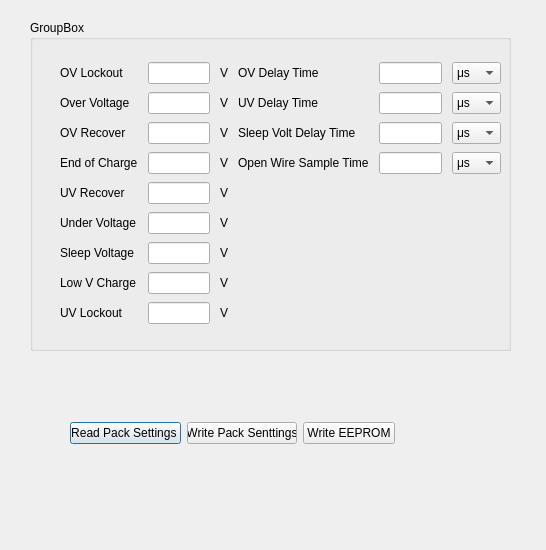
Above: qt/qt_designer/fmcw.ui from jpnbino/fmcw_app before the change. Below: the same form after it.
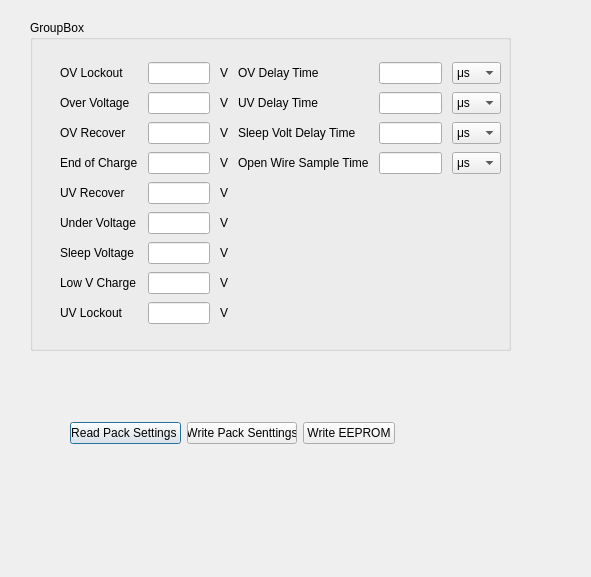
That is the form after the change.

What changed in the file:
```diff
--- a/qt/qt_designer/fmcw.ui
+++ b/qt/qt_designer/fmcw.ui
@@ -6,8 +6,8 @@
    <rect>
     <x>0</x>
     <y>0</y>
-    <width>546</width>
-    <height>550</height>
+    <width>591</width>
+    <height>577</height>
    </rect>
   </property>
   <property name="windowTitle">
@@ -31,7 +31,7 @@
       <x>30</x>
       <y>40</y>
       <width>441</width>
-      <height>271</height>
+      <height>272</height>
      </rect>
     </property>
     <layout class="QGridLayout" name="gridLayout">
```
Left out of the diff: 402 changed lines with no effect on the pictures.
